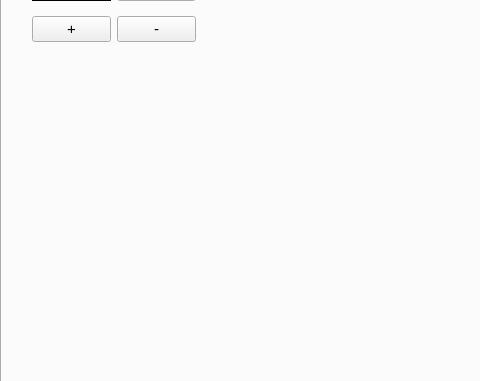
DarkerWhite/smart-car-viewer, file ui.ui: the form before one commit; both pictures show x 0 to 480 and y 356 to 737 of the 1160 by 880 pixel window.
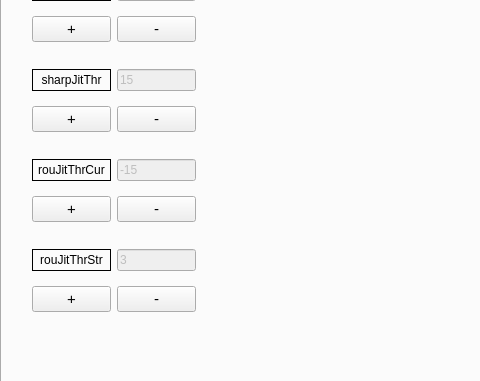
The form after the commit. The open tabs and pages were chosen to show the change.

```diff
--- a/ui.ui
+++ b/ui.ui
@@ -778,6 +778,198 @@
        </item>
       </layout>
      </widget>
+     <widget class="QWidget" name="gridLayoutWidget_6">
+      <property name="geometry">
+       <rect>
+        <x>30</x>
+        <y>390</y>
+        <width>164</width>
+        <height>81</height>
+       </rect>
+      </property>
+      <layout class="QGridLayout" name="gridLayout_6">
+       <item row="0" column="1">
+        <widget class="QLabel" name="label_sharp_curve_thres">
+         <property name="font">
+          <font>
+           <pointsize>9</pointsize>
+          </font>
+         </property>
+         <property name="frameShape">
+          <enum>QFrame::Box</enum>
+         </property>
+         <property name="text">
+          <string>sharpJitThr</string>
+         </property>
+         <property name="alignment">
+          <set>Qt::AlignCenter</set>
+         </property>
+        </widget>
+       </item>
+       <item row="0" column="2">
+        <widget class="QLineEdit" name="edit_sharp_curve_thres">
+         <property name="enabled">
+          <bool>false</bool>
+         </property>
+         <property name="text">
+          <string>15</string>
+         </property>
+        </widget>
+       </item>
+       <item row="1" column="1">
+        <widget class="QPushButton" name="button_sharp_curve_thres_up">
+         <property name="font">
+          <font>
+           <pointsize>11</pointsize>
+          </font>
+         </property>
+         <property name="text">
+          <string>+</string>
+         </property>
+        </widget>
+       </item>
+       <item row="1" column="2">
+        <widget class="QPushButton" name="button_sharp_curve_thres_down">
+         <property name="font">
+          <font>
+           <pointsize>11</pointsize>
+          </font>
+         </property>
+         <property name="text">
+          <string>-</string>
+         </property>
+        </widget>
+       </item>
+      </layout>
+     </widget>
+     <widget class="QWidget" name="gridLayoutWidget_7">
+      <property name="geometry">
+       <rect>
+        <x>30</x>
+        <y>480</y>
+        <width>164</width>
+        <height>81</height>
+       </rect>
+      </property>
+      <layout class="QGridLayout" name="gridLayout_7">
+       <item row="0" column="1">
+        <widget class="QLabel" name="label_roundabout_thres_curve">
+         <property name="font">
+          <font>
+           <pointsize>9</pointsize>
+          </font>
+         </property>
+         <property name="frameShape">
+          <enum>QFrame::Box</enum>
+         </property>
+         <property name="text">
+          <string>rouJitThrCur</string>
+         </property>
+         <property name="alignment">
+          <set>Qt::AlignCenter</set>
+         </property>
+        </widget>
+       </item>
+       <item row="0" column="2">
+        <widget class="QLineEdit" name="edit_roundabout_thres_curve">
+         <property name="enabled">
+          <bool>false</bool>
+         </property>
+         <property name="text">
+          <string>-15</string>
+         </property>
+        </widget>
+       </item>
+       <item row="1" column="1">
+        <widget class="QPushButton" name="button_roundabout_thres_curve_up">
+         <property name="font">
+          <font>
+           <pointsize>11</pointsize>
+          </font>
+         </property>
+         <property name="text">
+          <string>+</string>
+         </property>
+        </widget>
+       </item>
+       <item row="1" column="2">
+        <widget class="QPushButton" name="button_roundabout_thres_curve_down">
+         <property name="font">
+          <font>
+           <pointsize>11</pointsize>
+          </font>
+         </property>
+         <property name="text">
+          <string>-</string>
+         </property>
+        </widget>
+       </item>
+      </layout>
+     </widget>
+     <widget class="QWidget" name="gridLayoutWidget_8">
+      <property name="geometry">
+       <rect>
+        <x>30</x>
+        <y>570</y>
+        <width>164</width>
+        <height>81</height>
+       </rect>
+      </property>
+      <layout class="QGridLayout" name="gridLayout_8">
+       <item row="0" column="1">
+        <widget class="QLabel" name="label_roundabout_thres_straight">
+         <property name="font">
+          <font>
+           <pointsize>9</pointsize>
+          </font>
+         </property>
+         <property name="frameShape">
+          <enum>QFrame::Box</enum>
+         </property>
+         <property name="text">
+          <string>rouJitThrStr</string>
+         </property>
+         <property name="alignment">
+          <set>Qt::AlignCenter</set>
+         </property>
+        </widget>
+       </item>
+       <item row="0" column="2">
+        <widget class="QLineEdit" name="edit_roundabout_thres_straight">
+         <property name="enabled">
+          <bool>false</bool>
+         </property>
+         <property name="text">
+          <string>3</string>
+         </property>
+        </widget>
+       </item>
+       <item row="1" column="1">
+        <widget class="QPushButton" name="button_roundabout_thres_straight_up">
+         <property name="font">
+          <font>
+           <pointsize>11</pointsize>
+          </font>
+         </property>
+         <property name="text">
+          <string>+</string>
+         </property>
+        </widget>
+       </item>
+       <item row="1" column="2">
+        <widget class="QPushButton" name="button_roundabout_thres_straight_down">
+         <property name="font">
+          <font>
+           <pointsize>11</pointsize>
+          </font>
+         </property>
+         <property name="text">
+          <string>-</string>
+         </property>
+        </widget>
+       </item>
+      </layout>
+     </widget>
     </widget>
    </widget>
   </widget>
```
Left out of the diff: 52 changed lines with no effect on the pictures.
